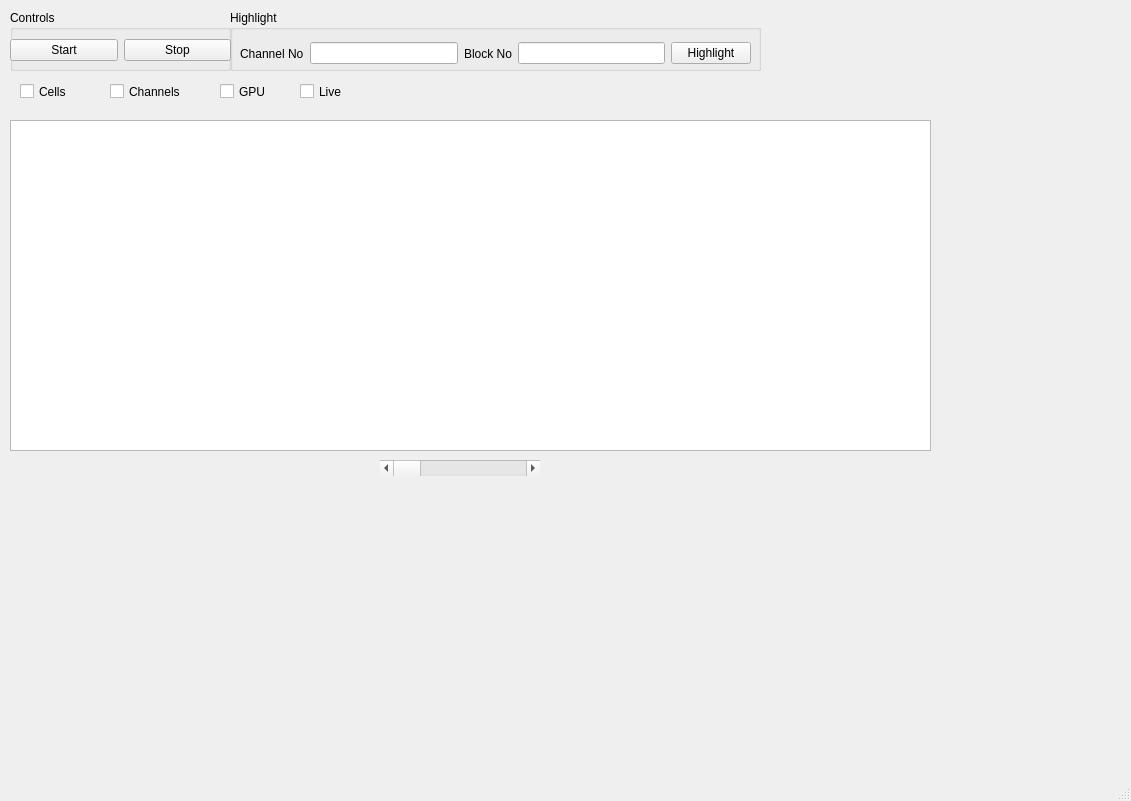
Qt form narsil/liverun/ui/liveWindow.ui (karempudi/narsil) before a commit.
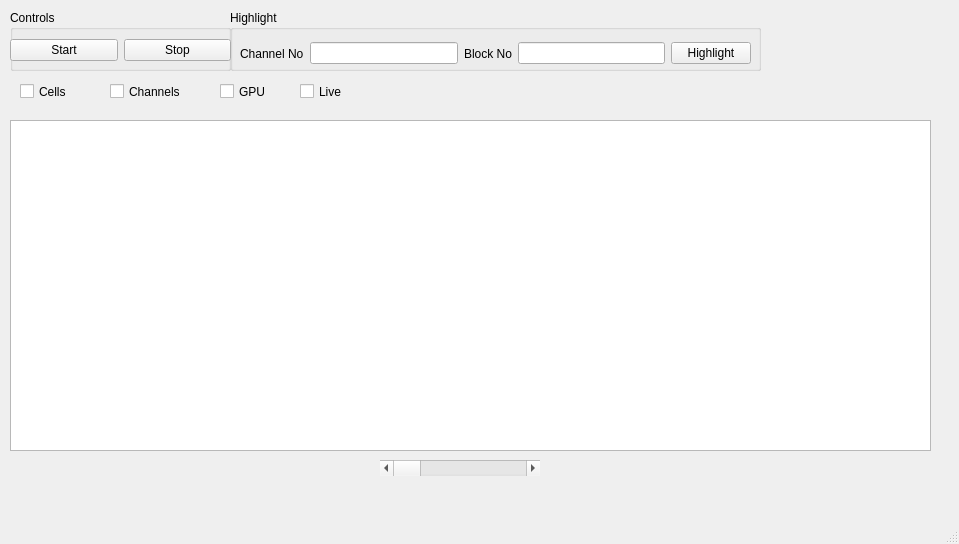
The same form after that commit. Custom widgets are drawn as their Qt base class.

```diff
--- a/narsil/liverun/ui/liveWindow.ui
+++ b/narsil/liverun/ui/liveWindow.ui
@@ -6,8 +6,8 @@
    <rect>
     <x>0</x>
     <y>0</y>
-    <width>1131</width>
-    <height>801</height>
+    <width>959</width>
+    <height>544</height>
    </rect>
   </property>
   <property name="windowTitle">
```
Left out of the diff: 2 changed lines with no effect on the pictures.
